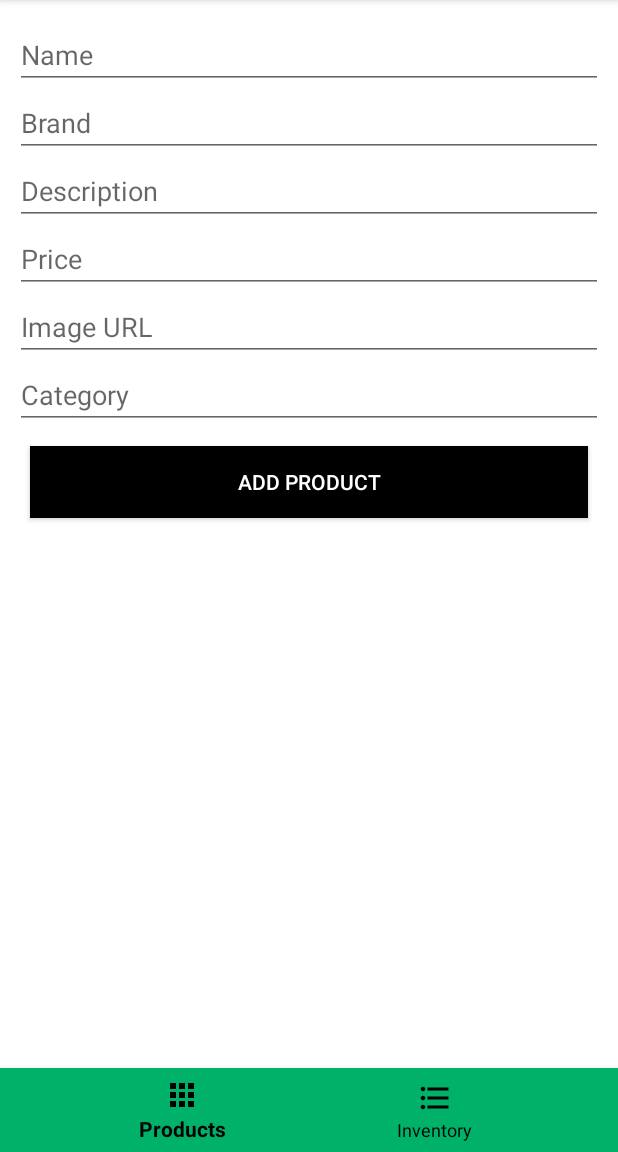
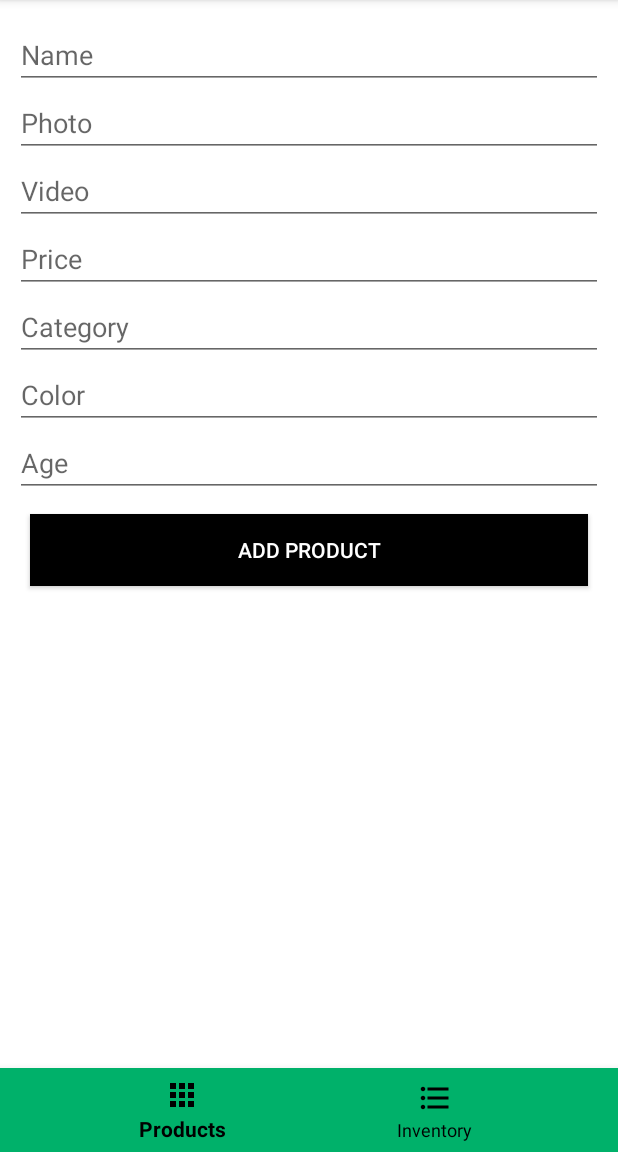
Before and after one commit to mikedm195/MartiAndroid, an Android app: the fragment AddProductAdminFragment placed in its activity, on a phone screen of 412 x 824 dp, the part 84-1236 px from its top. Run offline under Robolectric (Android 15) with nearby library versions, the phone set to English and light mode, and no system bars; our stand-ins replace Volley; network calls fail.

Commit message:
ya puede admin agregar producto

```diff
--- a/app/src/main/java/com/mike/moviles/Fragments/User/Admin/AddProductAdminFragment.java
+++ b/app/src/main/java/com/mike/moviles/Fragments/User/Admin/AddProductAdminFragment.java
@@ -32,7 +32,7 @@ import static com.mike.moviles.Services.Services.PRODUCTS_API;
 
 public class AddProductAdminFragment extends Fragment {
 
-    private EditText nameTxt, brandTxt, descriptionTxt, priceTxt, categoryTxt, imageURLTxt;
+    private EditText nameTxt, idTxt, photoTxt, videoTxt, categoryTxt, colorTxt, priceText, ageText;
     private Button addBtn;
     ProgressDialog progress_bar;
 
@@ -51,12 +51,14 @@ public class AddProductAdminFragment extends Fragment {
         progress_bar.setMessage(getContext().getString(R.string.loadingDataText));
         progress_bar.setCancelable(false);
 
-        nameTxt = (EditText) view.findViewById(R.id.nameProdAdminAddField);
-        brandTxt = (EditText) view.findViewById(R.id.brandProdAdminAddField);
-        descriptionTxt = (EditText) view.findViewById(R.id.descriptionProdAdminAddField);
-        priceTxt = (EditText) view.findViewById(R.id.priceProdAdminAddField);
-        categoryTxt = (EditText) view.findViewById(R.id.categoryProdAdminAddField);
-        imageURLTxt = (EditText) view.findViewById(R.id.imageurlProdAdminAddField);
+
+        nameTxt = (EditText)view.findViewById(R.id.nameProdAdminAddField);
+        photoTxt = (EditText)view.findViewById(R.id.PhotoTextField);
+        videoTxt = (EditText)view.findViewById(R.id.VideoTextField);
+        categoryTxt = (EditText)view.findViewById(R.id.CategoryTextField);
+        colorTxt = (EditText)view.findViewById(R.id.ColoroTextField);
+        priceText = (EditText)view.findViewById(R.id.priceProdAdminAddField);
+        ageText = (EditText)view.findViewById(R.id.AgeTextField);
 
         addBtn = (Button) view.findViewById(R.id.addProdAdminAddButton);
 
@@ -100,8 +102,11 @@ public class AddProductAdminFragment extends Fragment {
                         progress_bar.cancel();
                         try {
                             JSONObject res = new JSONObject(response);
-                            if(res.getString("code").equals("01"))
+                            if(res.getString("product_id").equals("-1"))
                             {
+                                Toast.makeText(getContext(), R.string.queryErrorText , Toast.LENGTH_SHORT).show();
+
+                            } else {
                                 Toast.makeText(getContext(), "Product Inserted" , Toast.LENGTH_SHORT).show();
 
                                 Fragment newFragment = new ProductsFragment();
@@ -109,15 +114,6 @@ public class AddProductAdminFragment extends Fragment {
                                 transaction.replace(R.id.frame_layout_admin, newFragment);
                                 transaction.addToBackStack(null);
                                 transaction.commit();
-
-                            } else if (res.getString("code").equals("02"))
-                            {
-                                Toast.makeText(getContext(), R.string.missingValuesText , Toast.LENGTH_SHORT).show();
-                            } else if (res.getString("code").equals("04"))
-                            {
-                                Toast.makeText(getContext(), R.string.queryErrorText , Toast.LENGTH_SHORT).show();
-                            } else {
-                                Toast.makeText(getContext(), R.string.unknownResponseText , Toast.LENGTH_SHORT).show();
                             }
                         } catch (JSONException e) {
                             Toast.makeText(getContext(), "Error! " + e.getLocalizedMessage() , Toast.LENGTH_SHORT).show();
@@ -137,11 +133,12 @@ public class AddProductAdminFragment extends Fragment {
             protected Map<String, String> getParams() throws AuthFailureError {
                 Map<String,String> params = new HashMap<>();
                 params.put("name",nameTxt.getText().toString());
-                params.put("description",descriptionTxt.getText().toString());
-                params.put("image_url",imageURLTxt.getText().toString());
-                params.put("price",priceTxt.getText().toString());
-                params.put("brand",brandTxt.getText().toString());
-                params.put("id_category",categoryTxt.getText().toString());
+                params.put("photo",photoTxt.getText().toString());
+                params.put("video",videoTxt.getText().toString());
+                params.put("category_id",categoryTxt.getText().toString());
+                params.put("color",colorTxt.getText().toString());
+                params.put("price",priceText.getText().toString());
+                params.put("age",ageText.getText().toString());
 
                 return params;
             }
--- a/app/src/main/java/com/mike/moviles/Services/Services.java
+++ b/app/src/main/java/com/mike/moviles/Services/Services.java
@@ -3,8 +3,8 @@ package com.mike.moviles.Services;
 
 public class Services {
     public static final String LOGIN_API = "10.49.72.32:3000/api/user/auth";
-    public static final String SIGNUP_API = "10.49.72.32:3000/api/user";
-    public static final String PRODUCTS_API = "10.49.72.32:3000/api/product";
+    public static final String SIGNUP_API = "http://10.49.72.32:3000/api/user";
+    public static final String PRODUCTS_API = "http://10.49.72.32:3000/api/product";
     public static final String PRODUCT_DELETE_API = "http://ubiquitous.csf.itesm.mx/~pddm-1021150/content/api_pf/product_delete.php";
     public static final String ORDER_PRODUCT_API = "http://ubiquitous.csf.itesm.mx/~pddm-1021150/content/api_pf/order_product.php";
     public static final String USER_PROFILE = "http://ubiquitous.csf.itesm.mx/~pddm-1021150/content/api_pf/user_details.php";
--- a/app/src/main/res/layout/fragment_add_product_admin.xml
+++ b/app/src/main/res/layout/fragment_add_product_admin.xml
@@ -28,19 +28,19 @@
                 android:inputType="textPersonName" />
 
             <EditText
-                android:id="@+id/brandProdAdminAddField"
+                android:id="@+id/PhotoTextField"
                 android:layout_width="match_parent"
                 android:layout_height="wrap_content"
                 android:ems="10"
-                android:hint="Brand"
+                android:hint="Photo"
                 android:inputType="textPersonName" />
 
             <EditText
-                android:id="@+id/descriptionProdAdminAddField"
+                android:id="@+id/VideoTextField"
                 android:layout_width="match_parent"
                 android:layout_height="wrap_content"
                 android:ems="10"
-                android:hint="Description"
+                android:hint="Video"
                 android:inputType="textPersonName" />
 
             <EditText
@@ -52,20 +52,27 @@
                 android:inputType="numberDecimal" />
 
             <EditText
-                android:id="@+id/imageurlProdAdminAddField"
-                android:layout_width="match_parent"
-                android:layout_height="wrap_content"
-                android:ems="10"
-                android:hint="Image URL"
-                android:inputType="textPersonName" />
-
-            <EditText
-                android:id="@+id/categoryProdAdminAddField"
+                android:id="@+id/CategoryTextField"
                 android:layout_width="match_parent"
                 android:layout_height="wrap_content"
                 android:ems="10"
                 android:hint="Category"
                 android:inputType="number" />
+
+            <EditText
+                android:id="@+id/ColoroTextField"
+                android:layout_width="match_parent"
+                android:layout_height="wrap_content"
+                android:ems="10"
+                android:hint="Color"
+                android:inputType="textPersonName" />
+            <EditText
+                android:id="@+id/AgeTextField"
+                android:layout_width="match_parent"
+                android:layout_height="wrap_content"
+                android:ems="10"
+                android:hint="Age"
+                android:inputType="textPersonName" />
 
             <Space
                 android:layout_width="match_parent"
```
Also changed, not shown: app/src/main/java/com/mike/moviles/Activities/SignupActivity.java (+13 -18 lines), app/src/main/res/layout/activity_signup.xml (+13 -10 lines).
